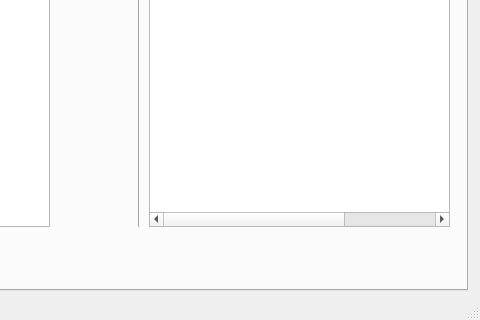
The window that views/main.ui (RavenVl/findAeroRace) describes before a commit, drawn with Qt 5; both pictures show x 583 to 1063 and y 340 to 660 of the 1063 by 660 pixel window.
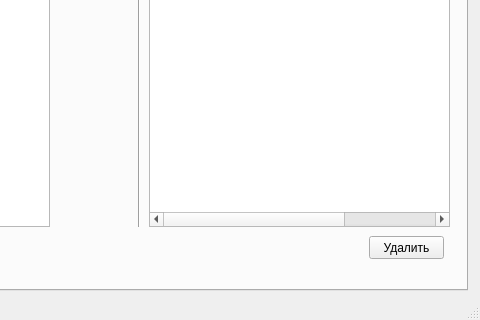
The same window after the commit. Icons and pictures are not drawn.

Commit message: add delete double

What changed in the file:
```diff
--- a/views/main.ui
+++ b/views/main.ui
@@ -789,6 +789,19 @@
        <enum>Qt::Vertical</enum>
       </property>
      </widget>
+     <widget class="QPushButton" name="pushDelDub">
+      <property name="geometry">
+       <rect>
+        <x>950</x>
+        <y>550</y>
+        <width>75</width>
+        <height>23</height>
+       </rect>
+      </property>
+      <property name="text">
+       <string>Удалить</string>
+      </property>
+     </widget>
     </widget>
    </widget>
   </widget>
```
The commit also changes 2 other files.
